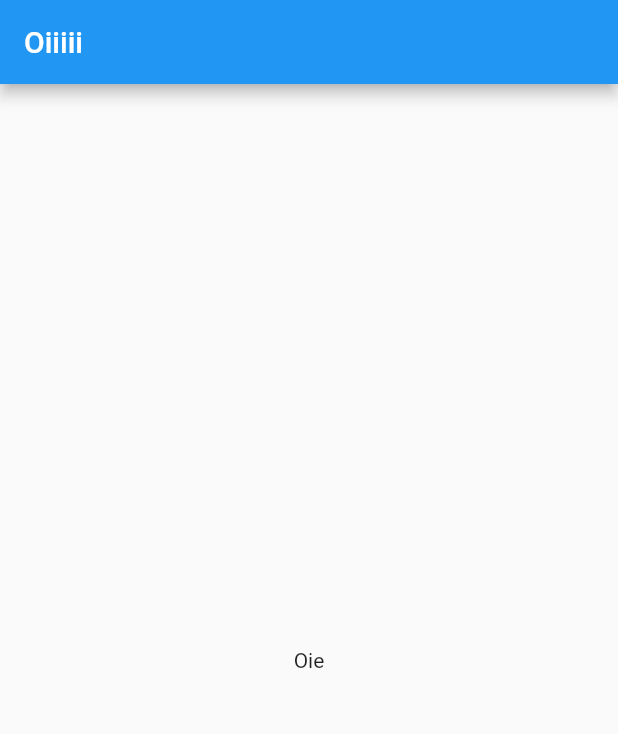
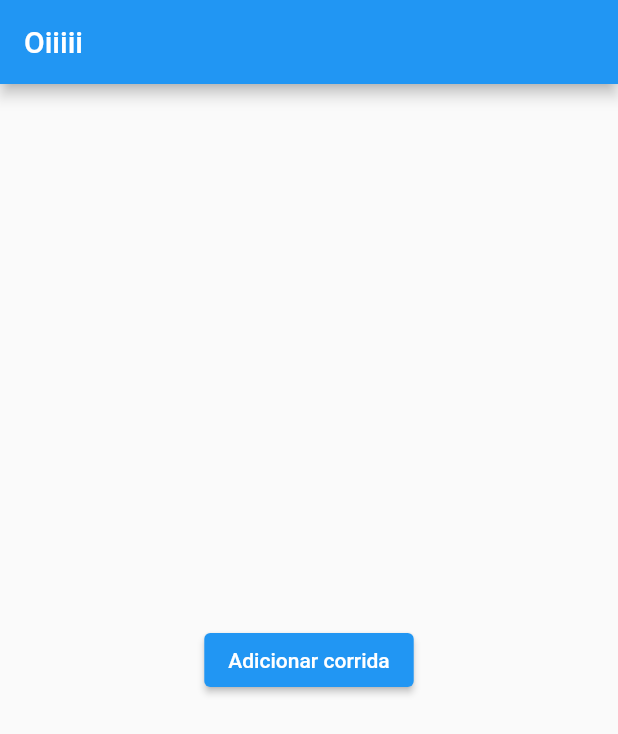
Before and after one commit to yasukawa426/flutter-academia, a Flutter app: the screen it shows after launch, on a phone screen of 412 x 824 dp. Shown: the top 734 px of the screen. Run offline on Flutter 3.47's test engine with Material 2 defaults, Android fonts, the phone set to English and light mode, and no system bars; missing offline and left inert: gsheets.

Commit message:
Botão Adicionado

```diff
--- a/lib/view/home/home_page.dart
+++ b/lib/view/home/home_page.dart
@@ -1,20 +1,26 @@
 import 'package:flutter/material.dart';
 
-class HomePage extends StatefulWidget {
+class HomePage extends StatelessWidget {
   const HomePage({Key? key}) : super(key: key);
 
-  @override
-  State<HomePage> createState() => _HomePageState();
-}
-
-class _HomePageState extends State<HomePage> {
   @override
   Widget build(BuildContext context) {
     return Scaffold(
       appBar: AppBar(
         title: const Text("Oiiiii"),
       ),
-      body: const Center(child: Text("Oie")),
+      body: Column(
+        mainAxisAlignment: MainAxisAlignment.center,
+        children: [
+          Center(
+            child: ElevatedButton(
+                onPressed: () {
+                  Navigator.of(context).pushNamed('create');
+                },
+                child: const Text("Adicionar corrida")),
+          )
+        ],
+      ),
     );
   }
 }
```
